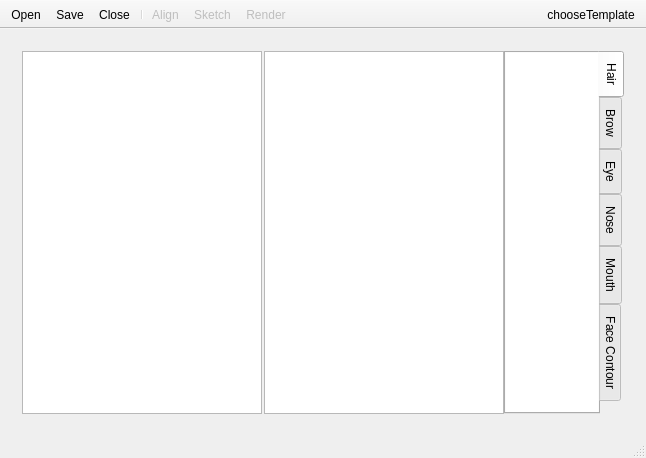
The window that FaceLocation/mainwindow.ui (fishwsr/FaceAlign) describes before a commit, drawn with Qt 5.
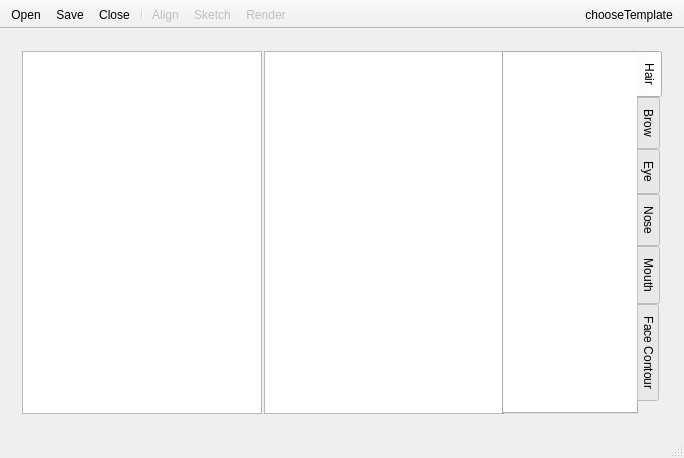
The same window after the commit. Icons and pictures are not drawn. Custom widgets are drawn as their Qt base class.

The edit to the form file:
```diff
--- a/FaceLocation/mainwindow.ui
+++ b/FaceLocation/mainwindow.ui
@@ -6,7 +6,7 @@
    <rect>
     <x>0</x>
     <y>0</y>
-    <width>646</width>
+    <width>684</width>
     <height>458</height>
    </rect>
   </property>
@@ -242,7 +242,7 @@
         <widget class="QTabWidget" name="templateTabWidget">
          <property name="minimumSize">
           <size>
-           <width>120</width>
+           <width>160</width>
            <height>0</height>
           </size>
          </property>
```
